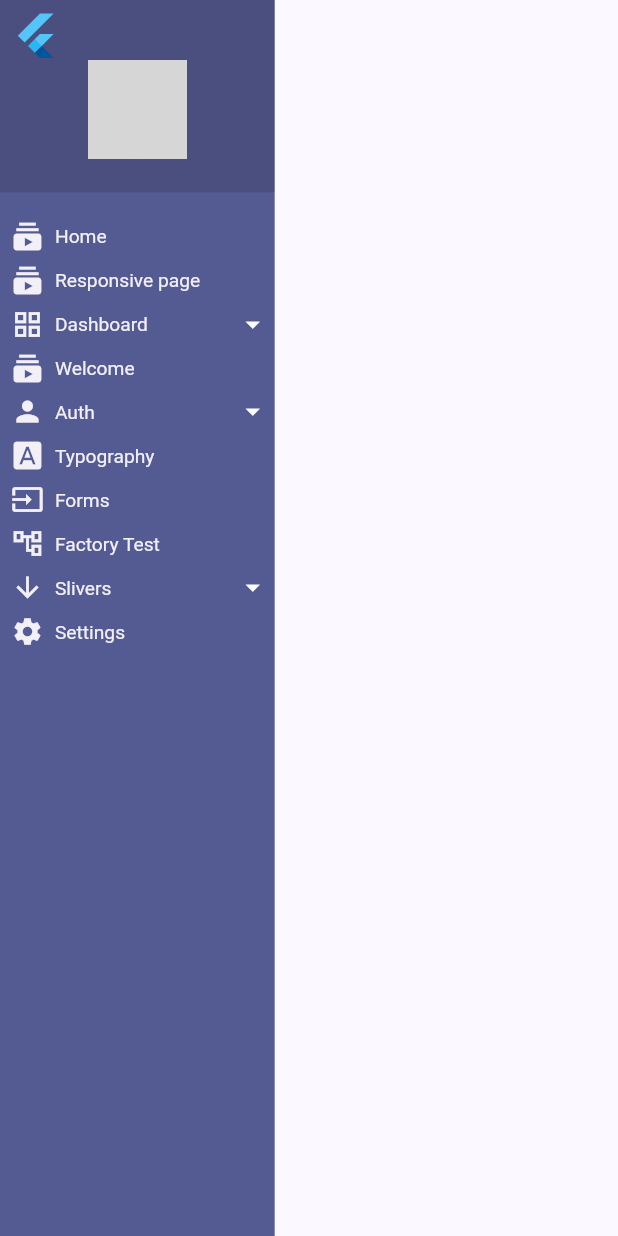
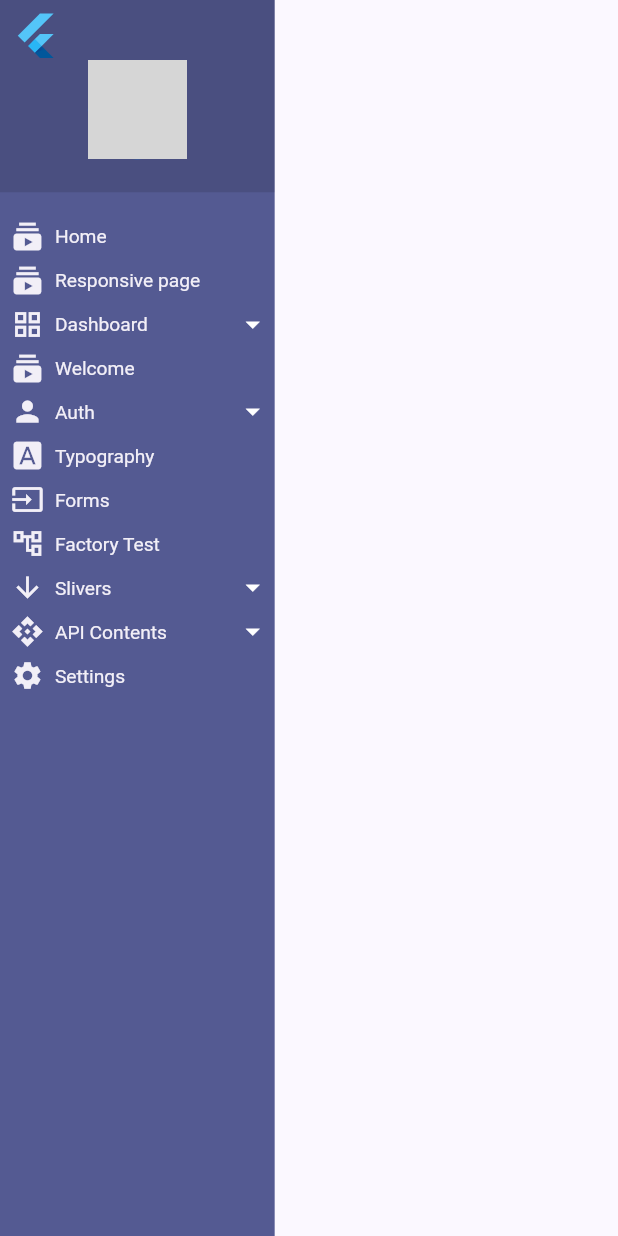
Before and after one commit to mdgb/md_composer_flutter, a Flutter app: the DrawerExpandableComponent widget shown alone on an empty page, opened directly, on a phone screen of 412 x 824 dp. Run offline on Flutter 3.47's test engine with Material 2 defaults, Android fonts, the phone set to English and light mode, and no system bars; our stand-ins replace firebase_auth, firebase_core, flutter_colorpicker, flutter_form_builder, flutter_markdown, flutter_riverpod and 4 more; missing offline and left inert: form_builder_extra_fields, markdown; accounts and stored records are empty; network calls fail; grey boxes are pictures that could not be loaded.

```diff
--- a/lib/ui/widget_library/drawers/drawer_expandable/drawer_expandable.dart
+++ b/lib/ui/widget_library/drawers/drawer_expandable/drawer_expandable.dart
@@ -73,11 +73,18 @@ class _DrawerExpandableComponentState
           icon: Icons.account_tree_outlined,
           url: '/factory'),
       const CDM(title: 'Slivers', icon: Icons.arrow_downward, submenus: [
-        const CDM(
+        CDM(
             title: 'Sticky box',
             icon: Icons.explore,
             submenus: [],
             url: '/sticky_box'),
+      ]),
+      const CDM(title: 'API Contents', icon: Icons.api, submenus: [
+        CDM(
+            title: 'Posts',
+            icon: Icons.text_fields_outlined,
+            submenus: [],
+            url: '/posts'),
       ]),
       CDM(
           title: 'Settings',
--- a/lib/utils/functions.dart
+++ b/lib/utils/functions.dart
@@ -5,3 +5,6 @@ import 'package:flutter/material.dart';
 getRandomColor() {
   return Colors.primaries[Random().nextInt(Colors.primaries.length)];
 }
+
+String capitalize(String s) =>
+    s.isNotEmpty ? s[0].toUpperCase() + s.substring(1) : '';
--- a/pubspec.yaml
+++ b/pubspec.yaml
@@ -49,6 +49,7 @@ dependencies:
   flutter_widget_from_html: ^0.8.5
   flutter_form_builder: ^7.4.0
   form_builder_extra_fields: ^8.2.0
+  http: ^0.13.4
 
 dev_dependencies:
   flutter_test:
@@ -73,9 +74,7 @@ flutter:
 
   # To add assets to your application, add an assets section, like this:
   assets:
-    - assets/markDownExample.md
-    - assets/htmlTypography.html
-    - assets/video/layout.gif
+    - assets/
 
   # An image asset can refer to one or more resolution-specific "variants", see
   # https://flutter.dev/assets-and-images/#resolution-aware
```
Also changed, not shown: lib/router/router.dart (+9 -0 lines), lib/ui/pages/api_contents/posts_page.dart (added, +65 -0 lines), pubspec.lock.
